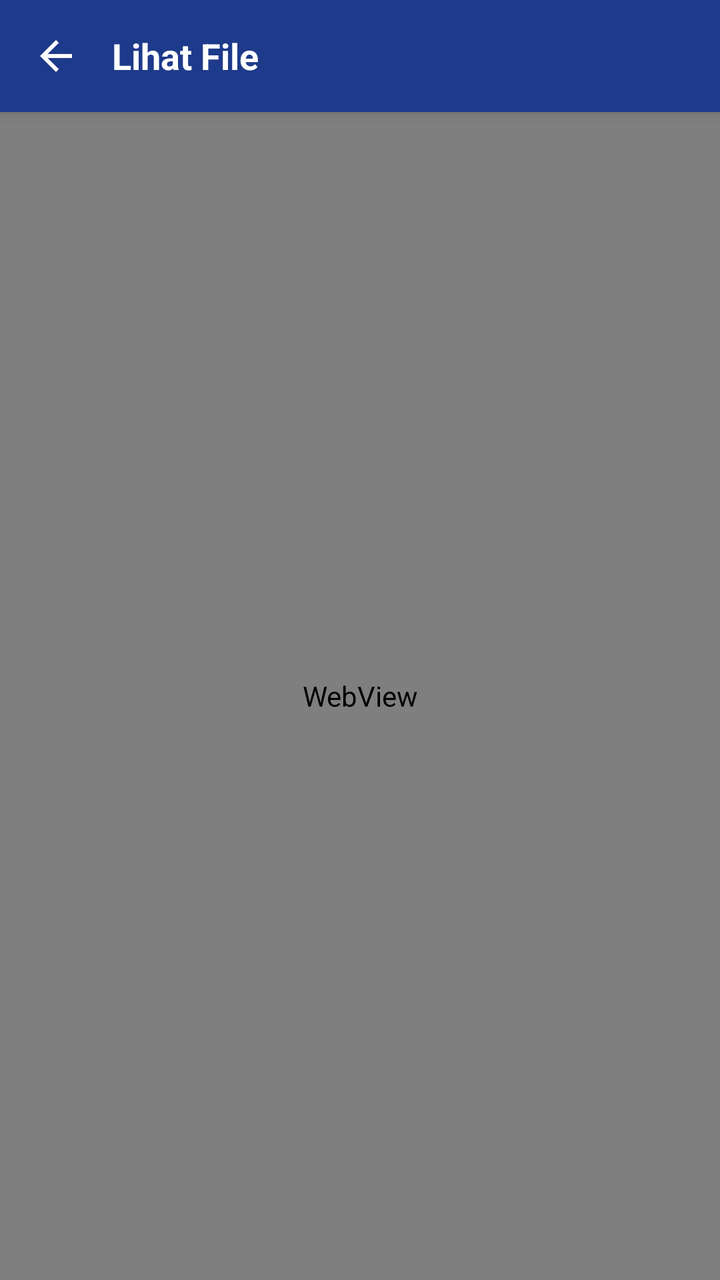
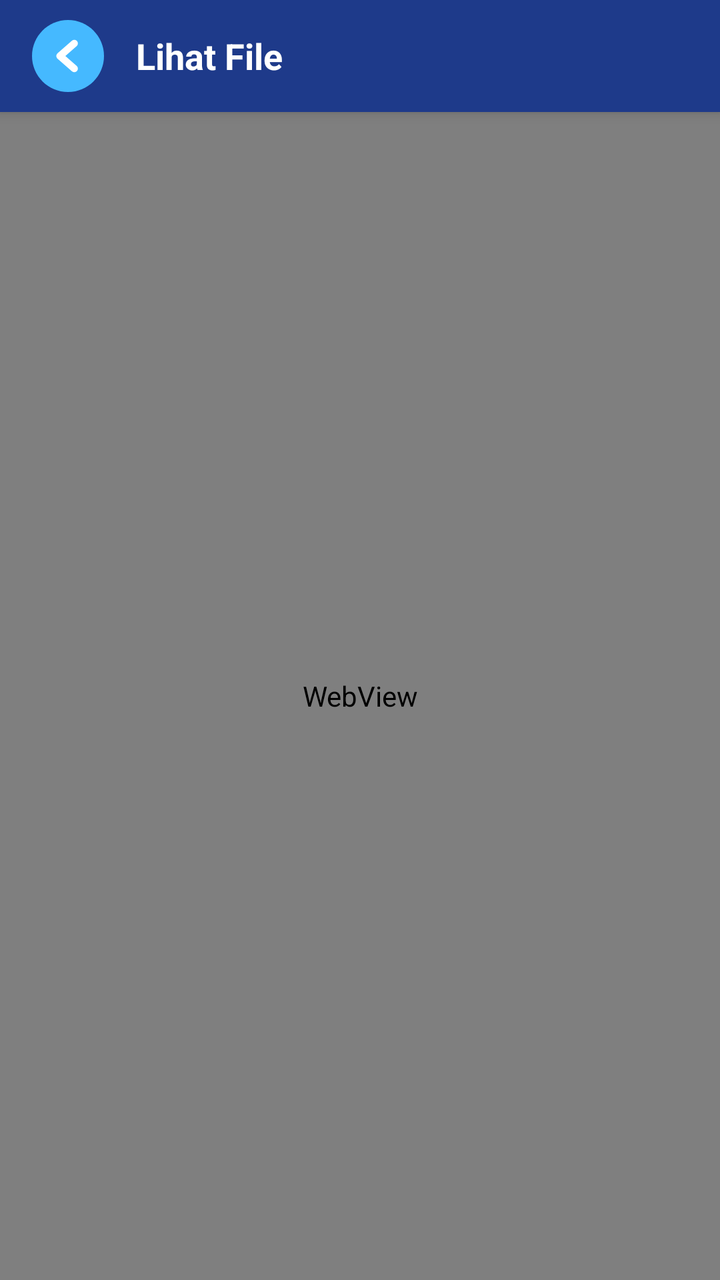

Compare the two renders of this Android layout. The source of the first and the diff that turns it into the second are given below.
<!-- AndroidManifest.xml: application theme Theme.AppCompat.Light.NoActionBar -->
<!-- res/layout/activity_file_viewer.xml -->
<?xml version="1.0" encoding="utf-8"?>
<LinearLayout xmlns:android="http://schemas.android.com/apk/res/android"
    android:id="@+id/mainViewer"
    android:layout_width="match_parent"
    android:layout_height="match_parent"
    android:orientation="vertical"
    android:background="@color/card_bg">

    
    <RelativeLayout
        android:layout_width="match_parent"
        android:layout_height="56dp"
        android:background="@color/text_blue"
        android:elevation="4dp"
        android:paddingHorizontal="16dp">

        <ImageView
            android:id="@+id/btnBackViewer"
            android:layout_width="24dp"
            android:layout_height="24dp"
            android:layout_centerVertical="true"
            android:src="@drawable/ic_baseline_arrow_back_24"
            app:tint="@android:color/white"
            xmlns:app="http://schemas.android.com/apk/res-auto" />

        <TextView
            android:id="@+id/tvViewerTitle"
            android:layout_width="wrap_content"
            android:layout_height="wrap_content"
            android:layout_centerVertical="true"
            android:layout_toEndOf="@id/btnBackViewer"
            android:layout_marginStart="16dp"
            android:text="Lihat File"
            android:textColor="@android:color/white"
            android:textSize="18sp"
            android:textStyle="bold"
            android:ellipsize="end"
            android:maxLines="1" />
    </RelativeLayout>

    <FrameLayout
        android:layout_width="match_parent"
        android:layout_height="match_parent">

        <WebView
            android:id="@+id/webViewFile"
            android:layout_width="match_parent"
            android:layout_height="match_parent" />

        <ProgressBar
            android:id="@+id/progressBarViewer"
            android:layout_width="wrap_content"
            android:layout_height="wrap_content"
            android:layout_gravity="center"
            android:visibility="visible" />
    </FrameLayout>
</LinearLayout>
<!-- resources referenced by this layout -->
<resources>
  <color name="card_bg">#FFFFFF</color>
  <color name="text_blue">#1E3A8A</color>
  <!-- drawable ic_baseline_arrow_back_24 (drawable) -->
  <vector xmlns:android="http://schemas.android.com/apk/res/android"
      android:width="24dp"
      android:height="24dp"
      android:viewportWidth="24"
      android:viewportHeight="24">
    <path
        android:fillColor="#FF000000"
        android:pathData="M20,11H7.83l5.59,-5.59L12,4l-8,8 8,8 1.41,-1.41L7.83,13H20v-2z"/>
  </vector>
</resources>

<!-- the commit's change to res/layout/activity_file_viewer.xml (unified diff, before → after) -->
@@ -16,11 +16,10 @@
 
         <ImageView
             android:id="@+id/btnBackViewer"
-            android:layout_width="24dp"
-            android:layout_height="24dp"
+            android:layout_width="36dp"
+            android:layout_height="36dp"
             android:layout_centerVertical="true"
-            android:src="@drawable/ic_baseline_arrow_back_24"
-            app:tint="@android:color/white"
+            android:src="@drawable/ic_back_circle"
             xmlns:app="http://schemas.android.com/apk/res-auto" />
 
         <TextView
<!-- resource entries referenced after the edit -->
@@ -2,15 +2,25 @@
 <resources>
   <color name="card_bg">#FFFFFF</color>
   <color name="text_blue">#1E3A8A</color>
-  <!-- drawable ic_baseline_arrow_back_24 (drawable) -->
+  <!-- drawable ic_back_circle (drawable) -->
+  <?xml version="1.0" encoding="utf-8"?>
   <vector xmlns:android="http://schemas.android.com/apk/res/android"
-      android:width="24dp"
-      android:height="24dp"
-      android:viewportWidth="24"
-      android:viewportHeight="24">
-    <path
-        android:fillColor="#FF000000"
-        android:pathData="M20,11H7.83l5.59,-5.59L12,4l-8,8 8,8 1.41,-1.41L7.83,13H20v-2z"/>
+      android:width="40dp"
+      android:height="40dp"
+      android:viewportWidth="40"
+      android:viewportHeight="40">
+      
+      <path
+          android:fillColor="#45B9FF"
+          android:pathData="M20,0C8.954,0 0,8.954 0,20s8.954,20 20,20 20,-8.954 20,-20S31.046,0 20,0z"/>
+      
+      <path
+          android:strokeColor="#FFFFFF"
+          android:strokeWidth="4"
+          android:strokeLineCap="round"
+          android:strokeLineJoin="round"
+          android:fillColor="#00000000"
+          android:pathData="M23.5,13 L15.5,20 L23.5,27"/>
   </vector>
 </resources>
 
